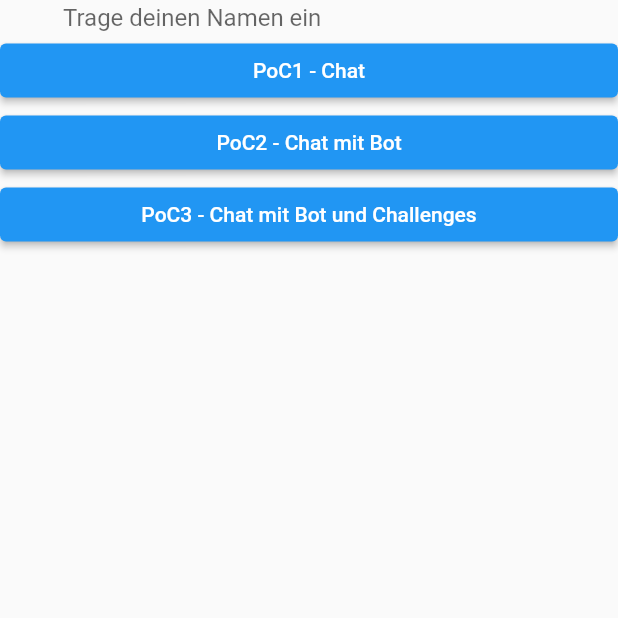
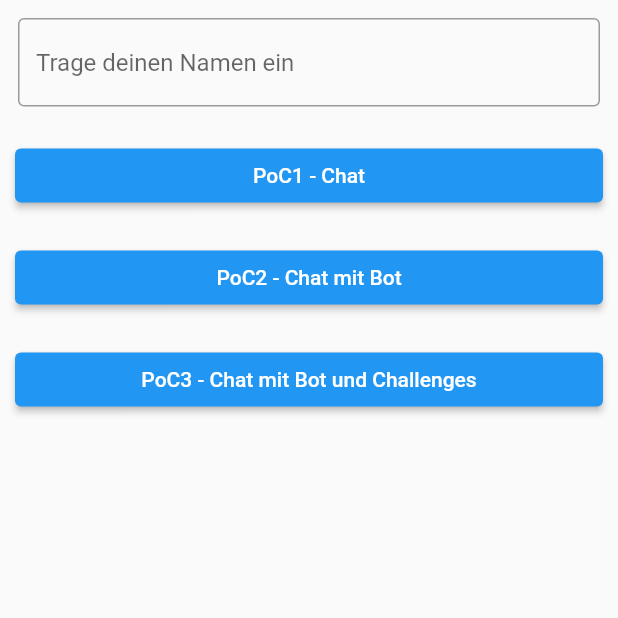
Before and after one commit to astrutz/projekt1-sose21, a Flutter app: the screen it shows after launch, on a phone screen of 412 x 824 dp, the top half of it. Run offline on Flutter 3.47's test engine with Material 2 defaults, Android fonts, the phone set to English and light mode, and no system bars; our stand-ins replace bubble, socket_io_client.

Commit message:
Reformat StartPage

```diff
--- a/prototype/frontend/lib/StartPage.dart
+++ b/prototype/frontend/lib/StartPage.dart
@@ -14,15 +14,18 @@ class StartPage extends StatelessWidget {
           Container(
             width: MediaQuery.of(context).size.width * 0.7,
             padding: const EdgeInsets.all(2.0),
-            margin: const EdgeInsets.only(left: 40.0),
-            child: TextField(
-              decoration: InputDecoration.collapsed(
+            margin: const EdgeInsets.all(10),
+            child: TextFormField(
+              decoration: InputDecoration(
+                border: OutlineInputBorder(),
                 hintText: 'Trage deinen Namen ein',
               ),
               controller: textController,
             ),
           ),
-          ElevatedButton(
+          Container(
+            margin: const EdgeInsets.all(10),
+            child: ElevatedButton(
               onPressed: () => {
                 print(textController.text),
                 Navigator.push(
@@ -34,7 +37,10 @@ class StartPage extends StatelessWidget {
               },
               child: Text('PoC1 - Chat'),
             ),
-          ElevatedButton(
+          ),
+          Container(
+            margin: const EdgeInsets.all(10),
+            child: ElevatedButton(
               onPressed: () => {
                 Navigator.push(
                   context,
@@ -45,7 +51,10 @@ class StartPage extends StatelessWidget {
               },
               child: Text('PoC2 - Chat mit Bot'),
             ),
-          ElevatedButton(
+          ),
+          Container(
+            margin: const EdgeInsets.all(10),
+            child: ElevatedButton(
               onPressed: () => {
                 Navigator.push(
                   context,
@@ -56,6 +65,7 @@ class StartPage extends StatelessWidget {
               },
               child: Text('PoC3 - Chat mit Bot und Challenges'),
             ),
+          ),
         ],
       ),
     );
--- a/prototype/frontend/lib/WidgetHelper.dart
+++ b/prototype/frontend/lib/WidgetHelper.dart
@@ -158,7 +158,7 @@ class WidgetHelper {
           Column(children: [
             Container(
               margin: EdgeInsets.only(bottom: 5),
-              child: Text('Ich schlage vor: ${meal.getName}'),
+              child: Text('Wie wäre es mit ${meal.getName}?'),
             ),
             Image(
               image: AssetImage('images/${meal.getName}.jpg'),
```
Lines whose indentation alone changed are shown as unchanged.
